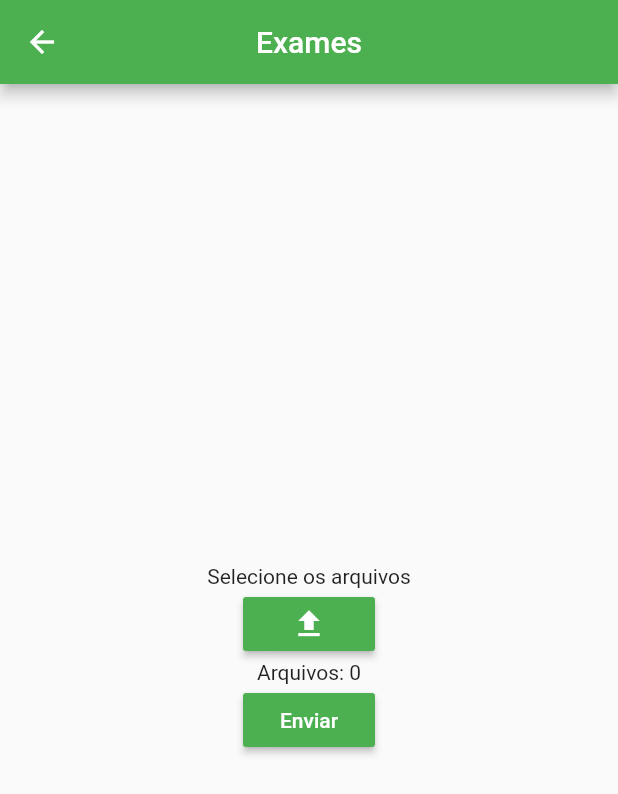
After one commit to adilsonl/hacka_for_live_app, a Flutter app: the ExamePage screen opened by its route, after a tap on the "file upload" icon, on a phone screen of 412 x 824 dp. The commit adds this screen. Shown: the top 794 px of the screen. Run offline on Flutter 3.47's test engine with Material 2 defaults, Android fonts, the phone set to English and light mode, and no system bars; our stand-ins replace file_picker, flutter_custom_clippers, get.

Commit message:
selecao de arquivos

```diff
--- a/lib/main.dart
+++ b/lib/main.dart
@@ -1,5 +1,6 @@
 import 'package:flutter/material.dart';
 import 'package:get/get.dart';
+import 'package:hacka_for_life/view/exame/exame.dart';
 import 'package:hacka_for_life/view/login/login.dart';
 import 'package:hacka_for_life/view/register/register.dart';
 
@@ -20,7 +21,8 @@ class MyApp extends StatelessWidget {
       home: LoginPage(),
       getPages: [
         GetPage(name: "/", page: ()=>LoginPage()),
-        GetPage(name: "/register", page: ()=>RegisterPage())
+        GetPage(name: "/register", page: ()=>RegisterPage()),
+        GetPage(name: '/exame', page: ()=>ExamePage())
       ],
     );
   }
--- /dev/null
+++ b/lib/view/exame/exame.dart
@@ -0,0 +1,31 @@
+
+
+import 'package:flutter/material.dart';
+import 'package:get/get.dart';
+import 'package:hacka_for_life/view/exame/exame_wdigets.dart';
+
+class ExamePage extends GetWidget{
+  @override
+  Widget build(BuildContext context) {
+    return SafeArea(child: Scaffold(
+      appBar: AppBar(
+        title: Text("Exames"),
+        centerTitle: true,
+        backgroundColor: Colors.green,
+      ),
+      body: Center(
+        child: Column(
+          mainAxisAlignment: MainAxisAlignment.center,
+          children: [
+            textSelecionar(),
+            selectButton(),
+            textSelecionados(),
+            sendButton()
+
+          ],
+        ),
+      )
+
+    ));
+  }
+}
--- /dev/null
+++ b/lib/view/exame/exame_controller.dart
@@ -0,0 +1,11 @@
+
+import 'package:get/get.dart';
+
+class ExameController extends GetxController{
+
+  var listExams = [].obs;
+
+
+
+
+}
--- /dev/null
+++ b/lib/view/exame/exame_wdigets.dart
@@ -0,0 +1,42 @@
+
+
+import 'dart:io';
+
+import 'package:file_picker/file_picker.dart';
+import 'package:flutter/cupertino.dart';
+import 'package:flutter/material.dart';
+import 'package:get/get.dart';
+import 'package:hacka_for_life/view/exame/exame_controller.dart';
+
+final ExameController controller = Get.put(ExameController());
+
+
+Widget selectButton(){
+  return RaisedButton(
+        color: Colors.green,
+    child: Icon(Icons.file_upload,color: Colors.white,),
+    onPressed:()async{
+       List<File> files = await FilePicker.getMultiFile(
+          type: FileType.custom,
+          allowedExtensions: [ 'pdf',],
+        );
+        files.forEach((element) {
+          controller.listExams.add(element);
+        });
+    });
+}
+Widget textSelecionar(){
+  return Text("Selecione os arquivos");
+}
+Widget textSelecionados(){
+  return Obx(()=>Text(
+    "Arquivos: ${controller.listExams.length}"
+  ));
+}
+
+Widget sendButton(){
+  return RaisedButton(
+    color: Colors.green,
+    child: Text("Enviar",style: TextStyle(color: Colors.white,),),
+    onPressed: (){});
+}
--- a/lib/view/mainPage/mainPage_widgets.dart
+++ b/lib/view/mainPage/mainPage_widgets.dart
@@ -1,7 +1,9 @@
 import 'package:flutter/material.dart';
+import 'package:get/get.dart';
 
 Widget cardExame(BuildContext context) {
-  return Card(
+  return GestureDetector(
+    child: Card(
     color: Colors.green,
     child: Column(
       mainAxisAlignment: MainAxisAlignment.center,
@@ -14,6 +16,10 @@ Widget cardExame(BuildContext context) {
         Text("Enviar Exame",style: TextStyle(color:Colors.white),)
       ],
     ),
+  ),
+  onTap: (){
+    Get.toNamed("/exame");
+  },
   );
 }
 
--- a/pubspec.yaml
+++ b/pubspec.yaml
@@ -30,6 +30,7 @@ dependencies:
   cupertino_icons: ^0.1.3
   get: ^3.4.6
   flutter_custom_clippers: ^1.1.1
+  file_picker: ^1.13.3
 
 
 dev_dependencies:
```
Also changed, not shown: pubspec.lock.
